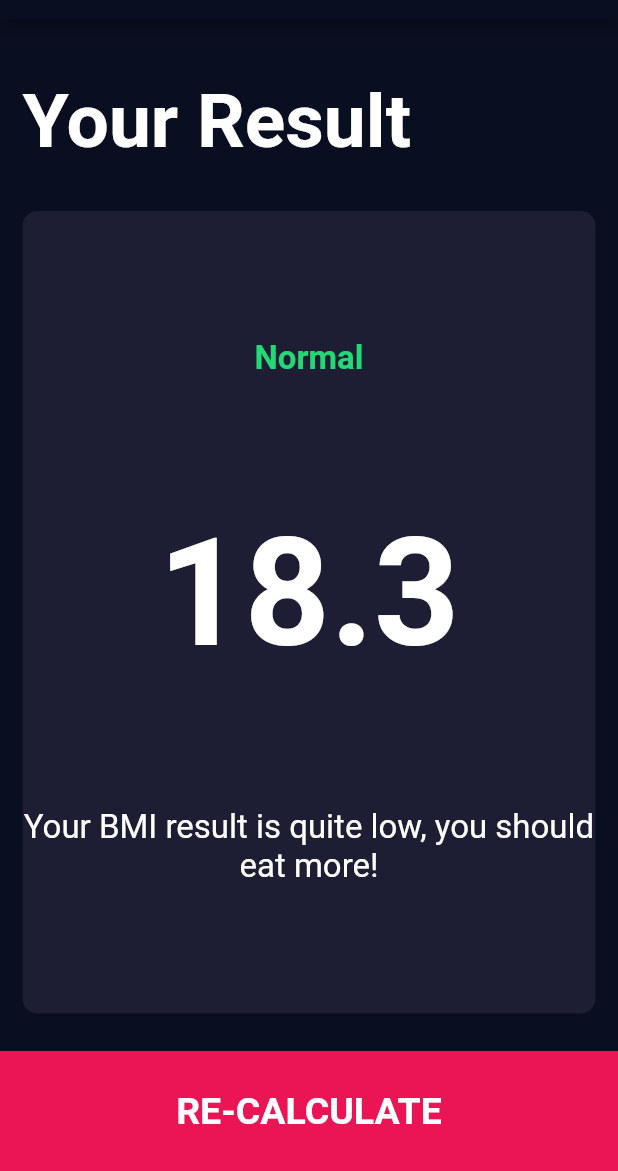
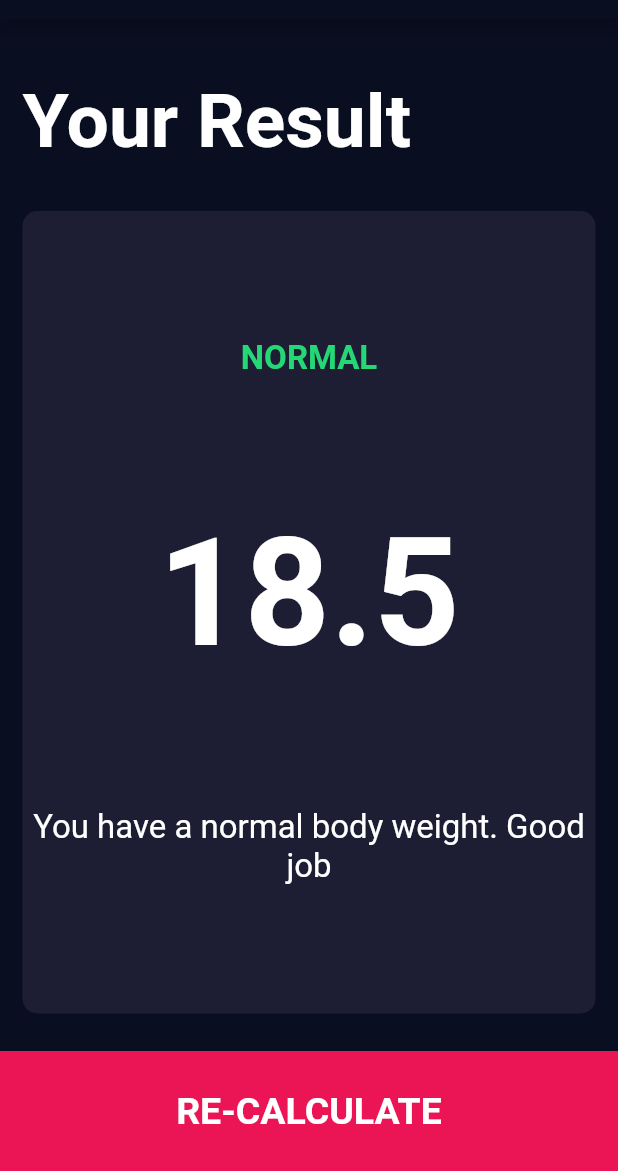
Before and after one commit to vickysingh07/BMI-Calculator, a Flutter app: the screen it shows after launch, after a tap on "CALCULATE", on a phone screen of 412 x 824 dp, the part 65-1236 px from its top. Run offline on Flutter 3.47's test engine with Material 2 defaults, Android fonts, the phone set to English and light mode, and no system bars; our stand-ins replace font_awesome_flutter.

Commit message:
sixteenth C

```diff
--- a/lib/InputPage.dart
+++ b/lib/InputPage.dart
@@ -1,3 +1,4 @@
+import 'package:bmi_calculator/calculator_brain.dart';
 import 'package:flutter/material.dart';
 import 'package:font_awesome_flutter/font_awesome_flutter.dart';
 import 'contstants.dart';
@@ -202,8 +203,15 @@ class _InputPageState extends State<InputPage> {
           ),
           GestureDetector(
             onTap: () {
-              Navigator.push(context,
-                  MaterialPageRoute(builder: (context) => ResultPage()));
+              CalculatorBrain calc = CalculatorBrain(height, weight);
+              Navigator.push(
+                  context,
+                  MaterialPageRoute(
+                      builder: (context) => ResultPage(
+                            bmiResult: calc.calculateBMI(),
+                            resultText: calc.getResult(),
+                            interpretation: calc.getInterpretation(),
+                          )));
             },
             child: Container(
               child: Center(
--- /dev/null
+++ b/lib/calculator_brain.dart
@@ -0,0 +1,33 @@
+import 'dart:math';
+
+class CalculatorBrain {
+  CalculatorBrain(this.height, this.weight);
+  final int height;
+  final int weight;
+
+  double _bmi;
+  String calculateBMI() {
+    _bmi = weight / pow(height / 100, 2);
+    return _bmi.toStringAsFixed(1);
+  }
+
+  String getResult() {
+    if (_bmi >= 25) {
+      return 'Overweight';
+    } else if (_bmi > 18.5) {
+      return 'Normal';
+    } else {
+      return 'Underweight';
+    }
+  }
+
+  String getInterpretation() {
+    if (_bmi >= 25) {
+      return 'You have a higher than normal body weight. Try to exercise more.';
+    } else if (_bmi >= 18.5) {
+      return 'You have a normal body weight. Good job';
+    } else {
+      return 'You have a lower than normal body weight. You can eat a bit more.';
+    }
+  }
+}
--- a/lib/results_page.dart
+++ b/lib/results_page.dart
@@ -3,6 +3,15 @@ import 'package:flutter/material.dart';
 import 'reusable_card.dart';
 
 class ResultPage extends StatelessWidget {
+  ResultPage(
+      {@required this.interpretation,
+      @required this.bmiResult,
+      @required this.resultText});
+
+  final String bmiResult;
+  final String resultText;
+  final String interpretation;
+
   @override
   Widget build(BuildContext context) {
     return Scaffold(
@@ -31,15 +40,15 @@ class ResultPage extends StatelessWidget {
                 crossAxisAlignment: CrossAxisAlignment.center,
                 children: [
                   Text(
-                    'Normal',
+                    resultText.toUpperCase(),
                     style: ResultTextStyle,
                   ),
                   Text(
-                    '18.3',
+                    bmiResult,
                     style: BMITextStyle,
                   ),
                   Text(
-                    'Your BMI result is quite low, you should eat more!',
+                    interpretation,
                     textAlign: TextAlign.center,
                     style: BodyTextStyle,
                   )
```
